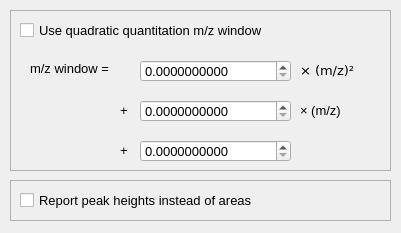
This is sweet_suite/gui/qtdesigner_files/gui_advanced_settings.ui in stainawarijar/SweetSuite as Qt 5 draws it before an edit. The edited form follows.
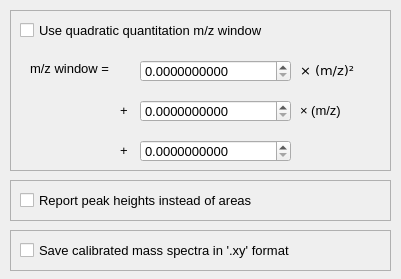
This is the edited form.

Commit message: Option to save mass spectra as xy files

What changed in the file:
```diff
--- a/sweet_suite/gui/qtdesigner_files/gui_advanced_settings.ui
+++ b/sweet_suite/gui/qtdesigner_files/gui_advanced_settings.ui
@@ -7,7 +7,7 @@
     <x>0</x>
     <y>0</y>
     <width>401</width>
-    <height>233</height>
+    <height>279</height>
    </rect>
   </property>
   <property name="windowTitle">
@@ -26,7 +26,10 @@
 #frame_2 {
     border: 1px solid #b0b0b0;
 }
-</string>
+
+#frame_3 {
+    border: 1px solid #b0b0b0;
+}</string>
   </property>
   <widget class="QFrame" name="frame">
    <property name="geometry">
@@ -205,6 +208,38 @@
     </property>
    </widget>
   </widget>
+  <widget class="QFrame" name="frame_3">
+   <property name="geometry">
+    <rect>
+     <x>10</x>
+     <y>230</y>
+     <width>381</width>
+     <height>41</height>
+    </rect>
+   </property>
+   <property name="styleSheet">
+    <string notr="true"/>
+   </property>
+   <property name="frameShape">
+    <enum>QFrame::StyledPanel</enum>
+   </property>
+   <property name="frameShadow">
+    <enum>QFrame::Raised</enum>
+   </property>
+   <widget class="QCheckBox" name="checkBox_save_xy">
+    <property name="geometry">
+     <rect>
+      <x>10</x>
+      <y>10</y>
+      <width>351</width>
+      <height>21</height>
+     </rect>
+    </property>
+    <property name="text">
+     <string>Save calibrated mass spectra in '.xy' format</string>
+    </property>
+   </widget>
+  </widget>
  </widget>
  <resources/>
  <connections/>
```
The commit also changes 7 other files.
